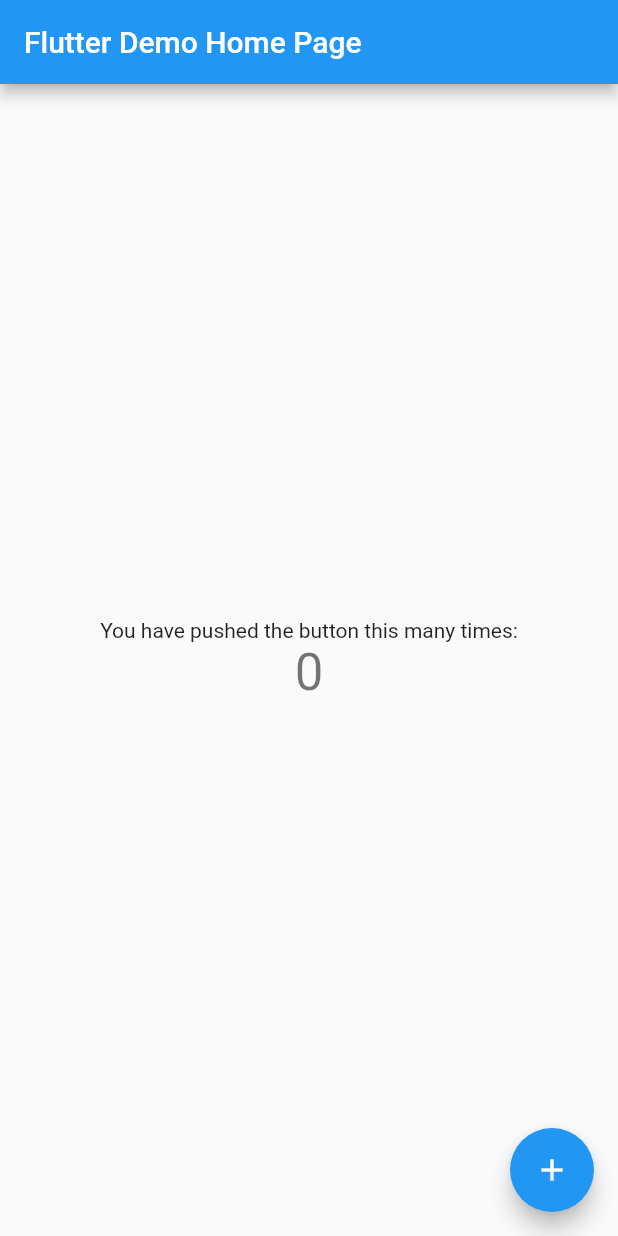
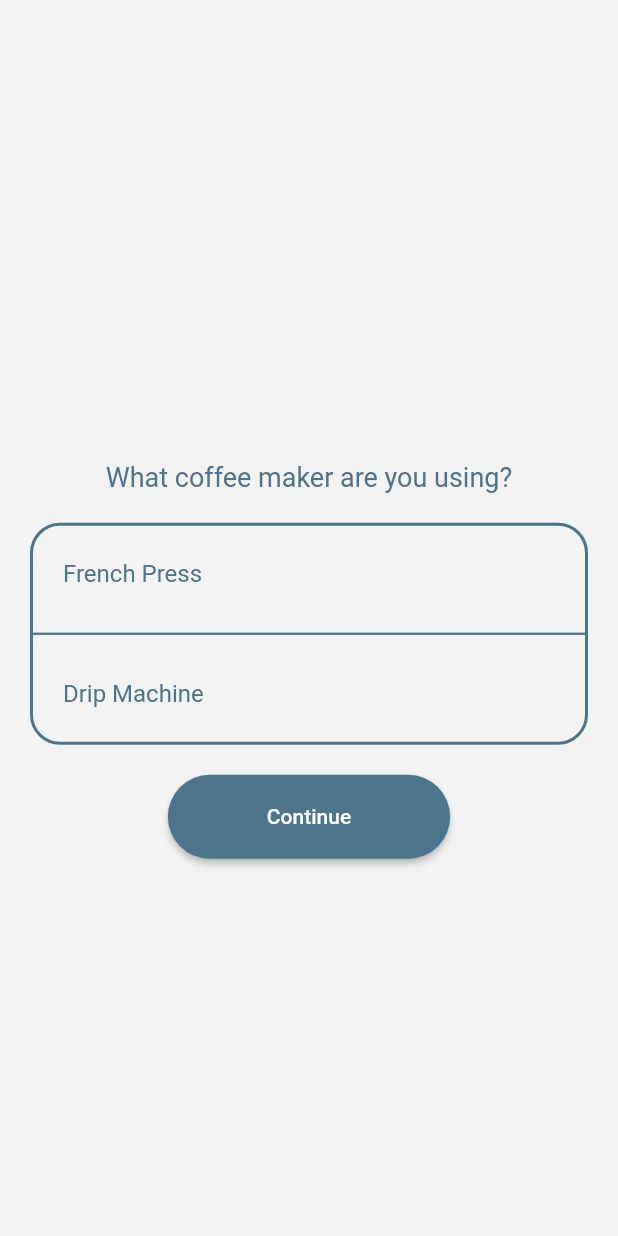
Before and after one commit to Pugster01/Homebrew, a Flutter app: the screen it shows after launch, on a phone screen of 412 x 824 dp. Run offline on Flutter 3.47's test engine with Material 2 defaults, Android fonts, the phone set to English and light mode, and no system bars.

Commit message:
finish project

```diff
--- a/lib/main.dart
+++ b/lib/main.dart
@@ -1,4 +1,5 @@
 import 'package:flutter/material.dart';
+import 'package:homebrew/models/splash_screen.dart';
 
 void main() => runApp(MyApp());
 
@@ -7,105 +8,19 @@ class MyApp extends StatelessWidget {
   @override
   Widget build(BuildContext context) {
     return MaterialApp(
+      debugShowCheckedModeBanner: false,
       title: 'Flutter Demo',
       theme: ThemeData(
-        // This is the theme of your application.
-        //
-        // Try running your application with "flutter run". You'll see the
-        // application has a blue toolbar. Then, without quitting the app, try
-        // changing the primarySwatch below to Colors.green and then invoke
-        // "hot reload" (press "r" in the console where you ran "flutter run",
-        // or simply save your changes to "hot reload" in a Flutter IDE).
-        // Notice that the counter didn't reset back to zero; the application
-        // is not restarted.
-        primarySwatch: Colors.blue,
+        primaryColor: Color.fromRGBO(76, 116, 139, 1),
+        accentColor: Color.fromRGBO(76, 116, 139, 1),
+        unselectedWidgetColor: Colors.transparent,
+        textTheme: TextTheme(
+            bodyText2: TextStyle(
+                color: Color.fromRGBO(76, 116, 139, 1), fontSize: 18),
+        ),
+        iconTheme: IconThemeData(color: Color.fromRGBO(76, 116, 139, 1))
       ),
-      home: MyHomePage(title: 'Flutter Demo Home Page'),
+      home: SplashScreen(),
     );
   }
 }
-
-class MyHomePage extends StatefulWidget {
-  MyHomePage({Key key, this.title}) : super(key: key);
-
-  // This widget is the home page of your application. It is stateful, meaning
-  // that it has a State object (defined below) that contains fields that affect
-  // how it looks.
-
-  // This class is the configuration for the state. It holds the values (in this
-  // case the title) provided by the parent (in this case the App widget) and
-  // used by the build method of the State. Fields in a Widget subclass are
-  // always marked "final".
-
-  final String title;
-
-  @override
-  _MyHomePageState createState() => _MyHomePageState();
-}
-
-class _MyHomePageState extends State<MyHomePage> {
-  int _counter = 0;
-
-  void _incrementCounter() {
-    setState(() {
-      // This call to setState tells the Flutter framework that something has
-      // changed in this State, which causes it to rerun the build method below
-      // so that the display can reflect the updated values. If we changed
-      // _counter without calling setState(), then the build method would not be
-      // called again, and so nothing would appear to happen.
-      _counter++;
-    });
-  }
-
-  @override
-  Widget build(BuildContext context) {
-    // This method is rerun every time setState is called, for instance as done
-    // by the _incrementCounter method above.
-    //
-    // The Flutter framework has been optimized to make rerunning build methods
-    // fast, so that you can just rebuild anything that needs updating rather
-    // than having to individually change instances of widgets.
-    return Scaffold(
-      appBar: AppBar(
-        // Here we take the value from the MyHomePage object that was created by
-        // the App.build method, and use it to set our appbar title.
-        title: Text(widget.title),
-      ),
-      body: Center(
-        // Center is a layout widget. It takes a single child and positions it
-        // in the middle of the parent.
-        child: Column(
-          // Column is also a layout widget. It takes a list of children and
-          // arranges them vertically. By default, it sizes itself to fit its
-          // children horizontally, and tries to be as tall as its parent.
-          //
-          // Invoke "debug painting" (press "p" in the console, choose the
-          // "Toggle Debug Paint" action from the Flutter Inspector in Android
-          // Studio, or the "Toggle Debug Paint" command in Visual Studio Code)
-          // to see the wireframe for each widget.
-          //
-          // Column has various properties to control how it sizes itself and
-          // how it positions its children. Here we use mainAxisAlignment to
-          // center the children vertically; the main axis here is the vertical
-          // axis because Columns are vertical (the cross axis would be
-          // horizontal).
-          mainAxisAlignment: MainAxisAlignment.center,
-          children: <Widget>[
-            Text(
-              'You have pushed the button this many times:',
-            ),
-            Text(
-              '$_counter',
-              style: Theme.of(context).textTheme.display1,
-            ),
-          ],
-        ),
-      ),
-      floatingActionButton: FloatingActionButton(
-        onPressed: _incrementCounter,
-        tooltip: 'Increment',
-        child: Icon(Icons.add),
-      ), // This trailing comma makes auto-formatting nicer for build methods.
-    );
-  }
-}
--- /dev/null
+++ b/lib/models/chooseDeviceScreen.dart
@@ -0,0 +1,119 @@
+import 'package:flutter/material.dart';
+import 'package:homebrew/models/coffee_converter.dart';
+import 'package:homebrew/models/cupSizeScreen.dart';
+
+class choose_device_screen extends StatefulWidget {
+  @override
+  _choose_device_screenState createState() => _choose_device_screenState();
+}
+
+class _choose_device_screenState extends State<choose_device_screen> {
+  bool frenchPress = false;
+  bool dripMachine = false;
+
+  @override
+  Widget build(BuildContext context) {
+    return Scaffold(
+      backgroundColor: Color.fromRGBO(243, 243, 243, 1),
+      appBar: AppBar(
+        title: Text(""),
+        backgroundColor: Colors.transparent,
+        elevation: 0,
+      ),
+      body: Center(
+          child: Column(
+        mainAxisAlignment: MainAxisAlignment.center,
+        children: <Widget>[
+          Text(
+            "What coffee maker are you using?",
+            key: Key("coffee-maker-question"),
+          ),
+          Padding(
+            padding: const EdgeInsets.all(20.0),
+            child: Container(
+              decoration: BoxDecoration(
+                  border: Border.all(
+                      color: Color.fromRGBO(76, 116, 139, 1), width: 2),
+                  borderRadius: BorderRadius.all(Radius.circular(20))),
+              child: Column(
+                children: [
+                  Padding(
+                    padding: const EdgeInsets.all(4.0),
+                    child: CheckboxListTile(
+                      key: Key("french-press-button"),
+                      title: Text(
+                        "French Press",
+                        style: TextStyle(color: Color.fromRGBO(76, 116, 139, 1)),
+                      ),
+                      activeColor: Colors.transparent,
+                      checkColor: Color.fromRGBO(76, 116, 139, 1),
+                      value: frenchPress,
+                      onChanged: (val) {
+                        if (val) {
+                          frenchPress = true;
+                          dripMachine = false;
+                        } else {
+                          frenchPress = false;
+                          dripMachine = true;
+                        }
+
+                        setState(() {});
+                      },
+                    ),
+                  ),
+                  Divider(
+                    color: Color.fromRGBO(76, 116, 139, 1),
+                    thickness: 1.5,
+                  ),
+                  Padding(
+                    padding: const EdgeInsets.all(4.0),
+                    child: CheckboxListTile(
+                      key: Key("drip-machine-button"),
+                      activeColor: Colors.transparent,
+                      checkColor: Color.fromRGBO(76, 116, 139, 1),
+                      title: Text(
+                        "Drip Machine",
+                        style: TextStyle(color: Color.fromRGBO(76, 116, 139, 1)),
+                      ),
+                      value: dripMachine,
+                      onChanged: (val) {
+                        if (val) {
+                          frenchPress = false;
+                          dripMachine = true;
+                        } else {
+                          frenchPress = true;
+                          dripMachine = false;
+                        }
+
+                        setState(() {});
+                      },
+                    ),
+                  ),
+                ],
+              ),
+            ),
+          ),
+          RaisedButton(
+            key: Key("continue-button"),
+            shape: new RoundedRectangleBorder(borderRadius: new BorderRadius.circular(30.0)),
+            color: Color.fromRGBO(76, 116, 139, 1),
+            child: Padding(
+              padding: const EdgeInsets.fromLTRB(50, 20, 50, 20),
+              child: Text("Continue", style: TextStyle(color: Colors.white, fontSize: 14),),
+            ),
+            onPressed: () {
+              CoffeeConverter cc;
+              if (frenchPress) {
+                cc = CoffeeConverter(CoffeeMachine.dripMachine);
+              } else {
+                cc = CoffeeConverter(CoffeeMachine.frenchPress);
+              }
+              Navigator.push(context,
+                  MaterialPageRoute(builder: (context) => CupSizeScreen(cc)));
+            },
+          )
+        ],
+      )),
+    );
+  }
+}
--- /dev/null
+++ b/lib/models/coffee_converter.dart
@@ -0,0 +1,36 @@
+enum CoffeeMachine { frenchPress, dripMachine }
+
+class CoffeeConverter {
+  CoffeeMachine cm;
+  int partsWaterToCoffee;
+  int _cups = 0;
+
+  static const double GRAMS_IN_CUP_OF_WATER = 177.42;
+
+  CoffeeConverter(this.cm) {
+    if (cm == CoffeeMachine.frenchPress) {
+      partsWaterToCoffee = 14;
+    } else {
+      partsWaterToCoffee = 17;
+    }
+  }
+
+  set cups(int c) {
+    _cups = c;
+  }
+
+  double get getGramsCoffee {
+    return _cups * GRAMS_IN_CUP_OF_WATER / partsWaterToCoffee;
+  }
+
+  double get getGramsWater {
+    return _cups * GRAMS_IN_CUP_OF_WATER / partsWaterToCoffee;
+  }
+
+  String get grindSize {
+    if (cm == CoffeeMachine.frenchPress)
+      return "coarse";
+    else
+      return "medium";
+  }
+}
--- a/pubspec.yaml
+++ b/pubspec.yaml
@@ -27,6 +27,9 @@ dependencies:
 dev_dependencies:
   flutter_test:
     sdk: flutter
+  flutter_driver:
+    sdk: flutter
+  test: any
 
 
 # For information on the generic Dart part of this file, see the
```
Also changed, not shown: lib/models/cupSizeScreen.dart (added, +65 -0 lines), lib/models/results_screen.dart (added, +93 -0 lines), lib/models/splash_screen.dart (added, +51 -0 lines), test_driver/app.dart (added, +11 -0 lines), test_driver/app_test.dart (added, +107 -0 lines), pubspec.lock.
